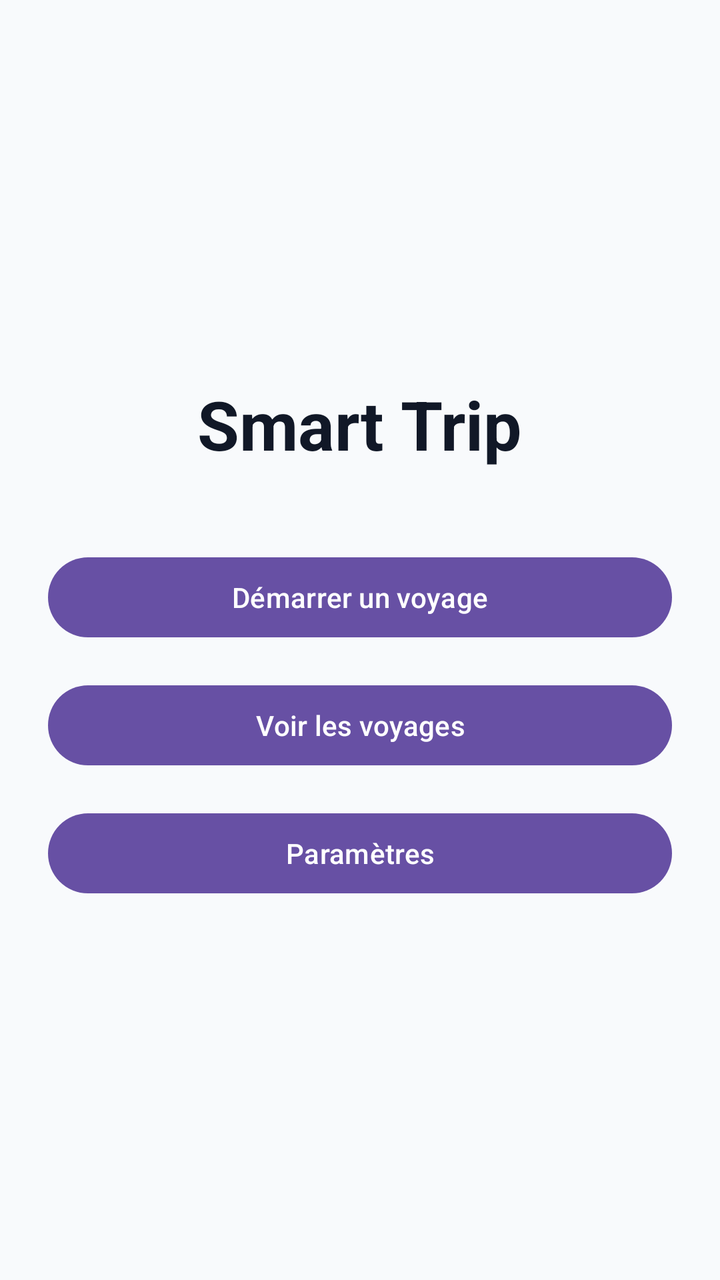
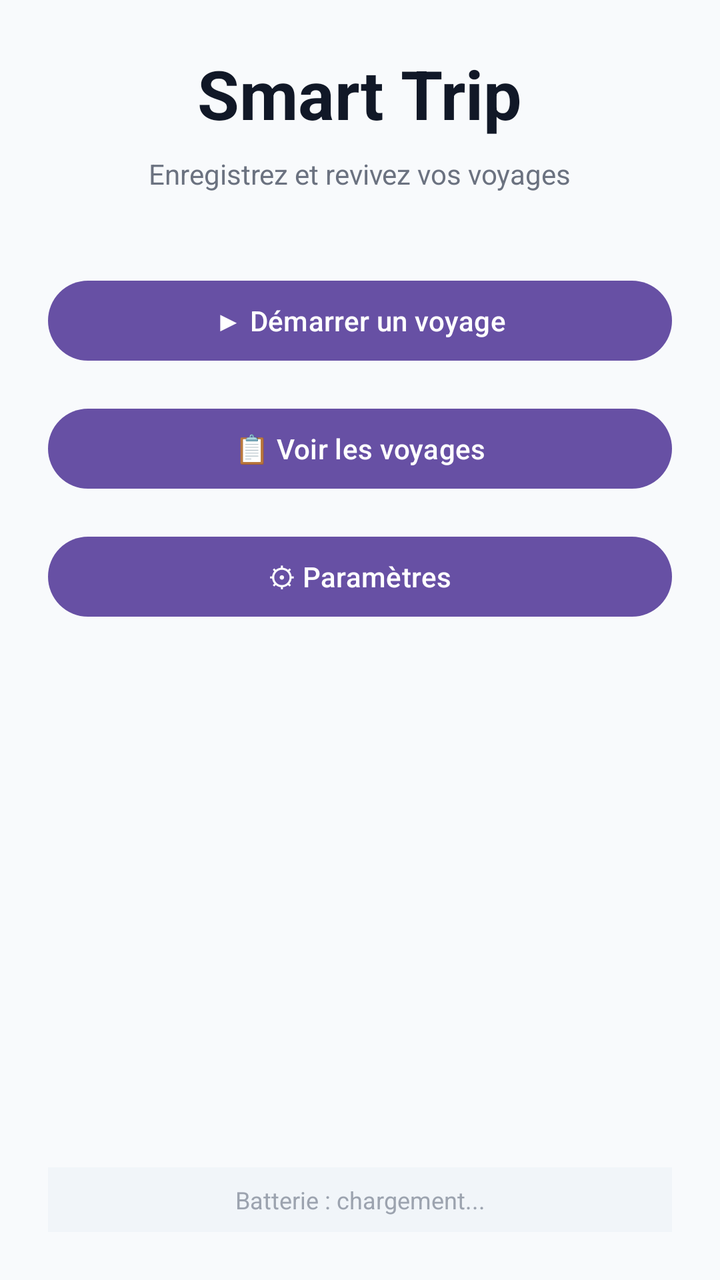

An Android layout rendered at two revisions. The XML below is the earlier revision; the diff shows what the commit changed to produce the second picture.
<!-- AndroidManifest.xml: application theme Theme.SmartTrip -->
<!-- res/layout/activity_main.xml -->
<?xml version="1.0" encoding="utf-8"?>
<LinearLayout xmlns:android="http://schemas.android.com/apk/res/android"
    android:layout_width="match_parent"
    android:layout_height="match_parent"
    android:orientation="vertical"
    android:gravity="center"
    android:padding="24dp"
    android:background="#F8FAFC">

    <TextView
        android:id="@+id/tvTitle"
        android:layout_width="wrap_content"
        android:layout_height="wrap_content"
        android:text="Smart Trip"
        android:textSize="34sp"
        android:textStyle="bold"
        android:textColor="#111827"
        android:layout_marginBottom="40dp" />

    <Button
        android:id="@+id/btnStartTrip"
        android:layout_width="match_parent"
        android:layout_height="wrap_content"
        android:text="Démarrer un voyage"
        android:layout_marginBottom="16dp"
        android:minHeight="48dp" />

    <Button
        android:id="@+id/btnViewTrips"
        android:layout_width="match_parent"
        android:layout_height="wrap_content"
        android:text="Voir les voyages"
        android:layout_marginBottom="16dp"
        android:minHeight="48dp" />

    <Button
        android:id="@+id/btnSettings"
        android:layout_width="match_parent"
        android:layout_height="wrap_content"
        android:text="Paramètres"
        android:minHeight="48dp" />

</LinearLayout>
<!-- resources referenced by this layout -->
<resources>
  <style name="Theme.SmartTrip" parent="Base.Theme.SmartTrip" />
  <style name="Base.Theme.SmartTrip" parent="Theme.Material3.DayNight.NoActionBar">
          
          
      </style>
</resources>

<!-- the commit's change to res/layout/activity_main.xml (unified diff, before → after) -->
@@ -1,12 +1,4 @@
-<?xml version="1.0" encoding="utf-8"?>
-<LinearLayout xmlns:android="http://schemas.android.com/apk/res/android"
-    android:layout_width="match_parent"
-    android:layout_height="match_parent"
-    android:orientation="vertical"
-    android:gravity="center"
-    android:padding="24dp"
-    android:background="#F8FAFC">
-
+<LinearLayout xmlns:android="http://schemas.android.com/apk/res/android" android:layout_width="match_parent" android:layout_height="match_parent" android:orientation="vertical" android:gravity="center" android:padding="24dp" android:background="#F8FAFC">
     <TextView
         android:id="@+id/tvTitle"
         android:layout_width="wrap_content"
@@ -15,29 +7,48 @@
         android:textSize="34sp"
         android:textStyle="bold"
         android:textColor="#111827"
-        android:layout_marginBottom="40dp" />
-
+        android:layout_marginBottom="8dp"/>
+    <TextView
+        android:layout_width="wrap_content"
+        android:layout_height="wrap_content"
+        android:text="Enregistrez et revivez vos voyages"
+        android:textSize="14sp"
+        android:textColor="#6B7280"
+        android:layout_marginBottom="40dp"/>
     <Button
         android:id="@+id/btnStartTrip"
         android:layout_width="match_parent"
         android:layout_height="wrap_content"
-        android:text="Démarrer un voyage"
+        android:text="▶ Démarrer un voyage"
         android:layout_marginBottom="16dp"
-        android:minHeight="48dp" />
-
+        android:minHeight="48dp"/>
     <Button
         android:id="@+id/btnViewTrips"
         android:layout_width="match_parent"
         android:layout_height="wrap_content"
-        android:text="Voir les voyages"
+        android:text="📋 Voir les voyages"
         android:layout_marginBottom="16dp"
-        android:minHeight="48dp" />
-
+        android:minHeight="48dp"/>
     <Button
         android:id="@+id/btnSettings"
         android:layout_width="match_parent"
         android:layout_height="wrap_content"
-        android:text="Paramètres"
-        android:minHeight="48dp" />
-
+        android:text="⚙ Paramètres"
+        android:minHeight="48dp"/>
+    
+    <View
+        android:layout_width="0dp"
+        android:layout_height="0dp"
+        android:layout_weight="1"/>
+    
+    <TextView
+        android:id="@+id/tvBatteryStatus"
+        android:layout_width="match_parent"
+        android:layout_height="wrap_content"
+        android:text="Batterie : chargement..."
+        android:textSize="12sp"
+        android:textColor="#9CA3AF"
+        android:gravity="center"
+        android:padding="8dp"
+        android:background="#F1F5F9"/>
 </LinearLayout>
